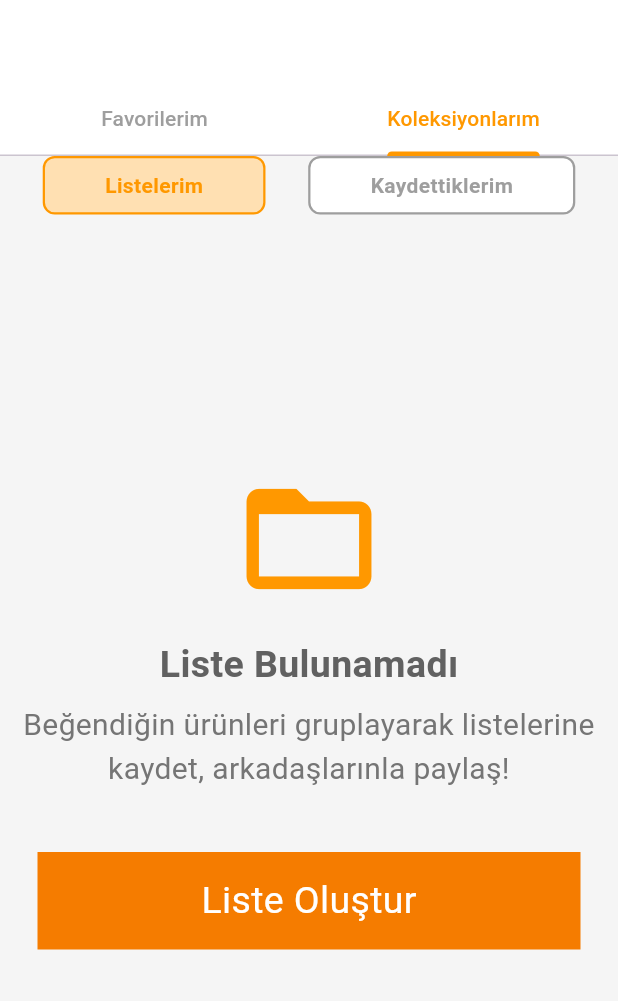
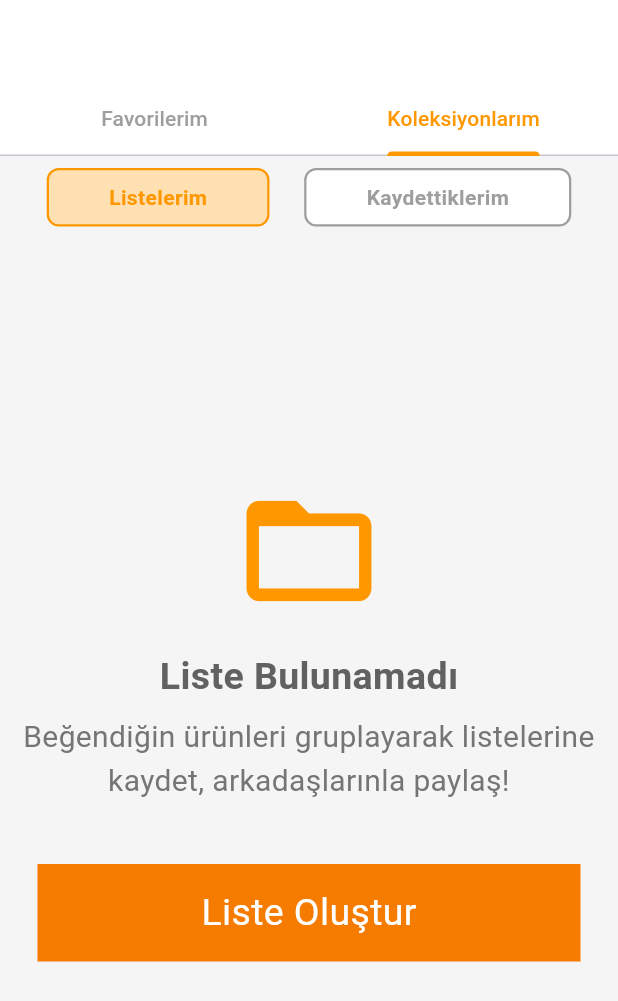
Before and after one commit to acembabq/TechCareerBitirme, a Flutter app: the FavoritesPage screen opened directly, tab 2 chosen, on a phone screen of 412 x 824 dp. Shown: the top 1001 px of the screen. Run offline on Flutter 3.47's test engine with Material 3 defaults, Android fonts, the phone set to English and light mode, and no system bars; network calls fail.

Commit message:
Favorites page has been edited

```diff
--- a/lib/screens/favorites_page.dart
+++ b/lib/screens/favorites_page.dart
@@ -19,6 +19,7 @@ class _FavoritesPageState extends State<FavoritesPage> {
         appBar: AppBar(
           backgroundColor: Colors.white,
           bottom: TabBar(
+            indicatorPadding: EdgeInsets.zero, //?
             labelColor: Colors.orange,
             unselectedLabelColor: Colors.grey.shade500,
             indicatorColor: Colors.orange,
--- a/lib/tabs/my_collections_tab.dart
+++ b/lib/tabs/my_collections_tab.dart
@@ -20,12 +20,15 @@ class _KoleksiyonlarimTabState extends State<KoleksiyonlarimTab> {
         preferredSize: Size.fromHeight(60),
         child: Container(
           color: Colors.grey.shade100,
+          child: Padding(
+            padding: const EdgeInsets.all(8.0),
             child: Row(
               mainAxisAlignment: MainAxisAlignment.spaceEvenly,
               children: [
                 _buildTabButton("Listelerim", 0),
                 _buildTabButton("Kaydettiklerim", 1),
               ],
+            ),
           ),
         ),
       ),
```
Lines whose indentation alone changed are shown as unchanged.
